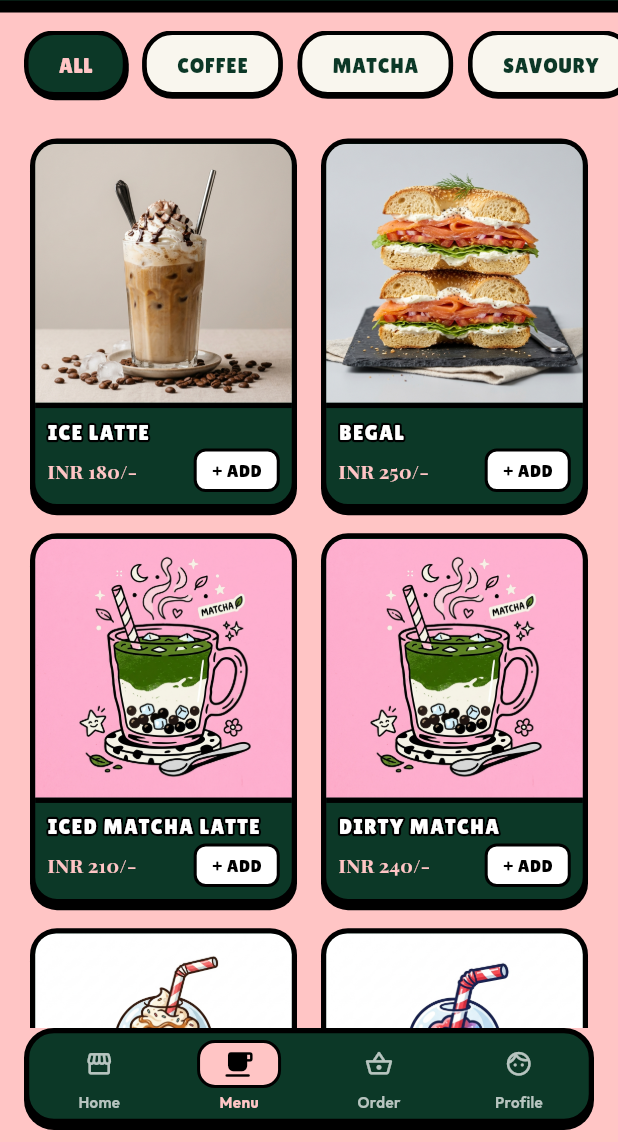
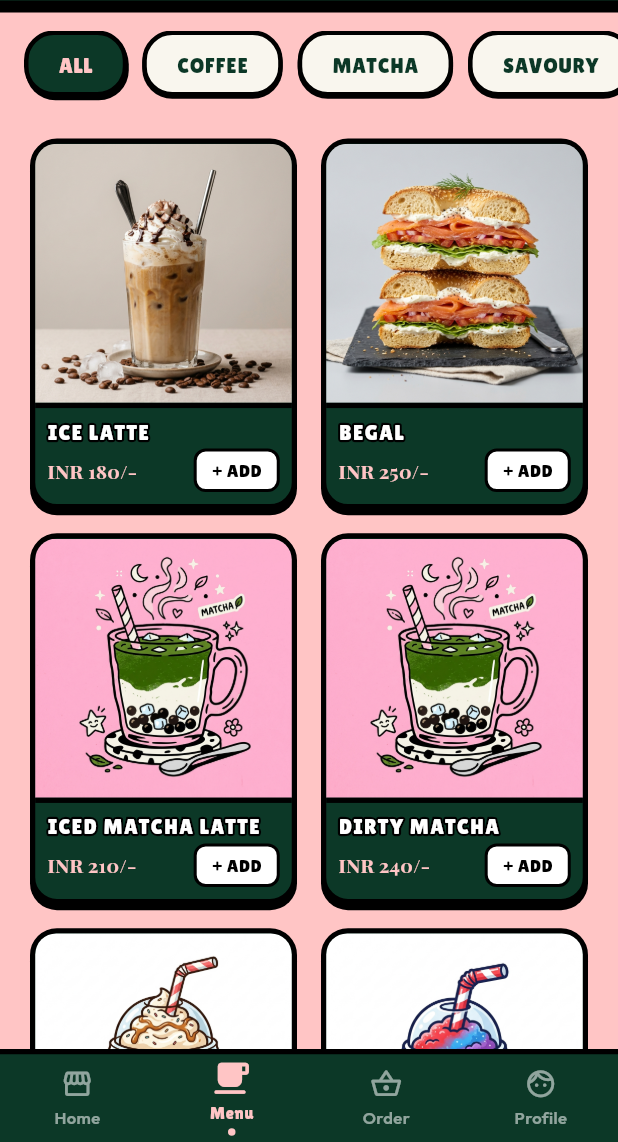
Before and after one commit to tithi0126/Schmucks, a Flutter app: the HomeScreen screen opened directly, item 2 of the bottom bar chosen, on a phone screen of 412 x 824 dp, the part 94-1236 px from its top. Run offline on Flutter 3.47's test engine with Material 3 defaults, Android fonts, the phone set to English and light mode, and no system bars; drawn by our look-alikes of flutter_animate; our stand-ins replace google_fonts, shared_preferences; accounts and stored records are empty.

Commit message:
design(ui): refine navigation bar to use solid full-bleed design with sleek active text/dots

```diff
--- a/lib/features/shop/views/home_screen.dart
+++ b/lib/features/shop/views/home_screen.dart
@@ -1886,19 +1886,13 @@ class _HomeScreenState extends State<HomeScreen> {
   Widget _buildBottomNav() {
     final double bottomPadding = MediaQuery.of(context).padding.bottom;
     return Container(
-      margin: EdgeInsets.fromLTRB(16, 0, 16, bottomPadding > 0 ? bottomPadding : 12),
-      height: 64,
-      decoration: BoxDecoration(
-        color: const Color(0xFF0C3827), // Solid green bottom nav background
-        borderRadius: BorderRadius.circular(20),
-        border: Border.all(color: Colors.black, width: 3.5),
-        boxShadow: const [
-          BoxShadow(
-            color: Colors.black,
-            offset: Offset(0, 4),
-            blurRadius: 0,
-          ),
-        ],
+      height: 62 + bottomPadding,
+      padding: EdgeInsets.only(bottom: bottomPadding),
+      decoration: const BoxDecoration(
+        color: Color(0xFF0C3827), // Solid green bottom nav background
+        border: Border(
+          top: BorderSide(color: Colors.black, width: 3.5),
+        ),
       ),
       child: Row(
         mainAxisAlignment: MainAxisAlignment.spaceAround,
@@ -1931,33 +1925,19 @@ class _HomeScreenState extends State<HomeScreen> {
           children: [
             Stack(
               alignment: Alignment.topRight,
-              children: [
-                AnimatedContainer(
-                  duration: const Duration(milliseconds: 200),
-                  curve: Curves.easeInOut,
-                  padding: EdgeInsets.symmetric(
-                    horizontal: isActive ? 16 : 8,
-                    vertical: isActive ? 4 : 4,
-                  ),
-                  decoration: BoxDecoration(
-                    color: isActive ? const Color(0xFFFFC5C5) : Colors.transparent,
-                    borderRadius: BorderRadius.circular(12),
-                    border: isActive
-                        ? Border.all(color: Colors.black, width: 2.0)
-                        : Border.all(color: Colors.transparent, width: 2.0),
-                  ),
-                  child: Icon(
+              clipBehavior: Clip.none,
+              children: [
+                Icon(
                   isActive ? activeIcon : inactiveIcon,
-                    color: isActive ? Colors.black : Colors.white70,
-                    size: 20,
+                  color: isActive ? const Color(0xFFFFC5C5) : Colors.white.withOpacity(0.55),
+                  size: 24,
                 )
                 .animate(target: isActive ? 1.0 : 0.0)
-                  .scale(begin: const Offset(0.95, 0.95), end: const Offset(1.1, 1.1), duration: 200.ms, curve: Curves.elasticOut),
-                ),
+                .scale(begin: const Offset(0.9, 0.9), end: const Offset(1.15, 1.15), duration: 200.ms, curve: Curves.easeOut),
 
                 if (isCart && _cartTotalItems > 0)
                   Transform.translate(
-                    offset: const Offset(6, -6),
+                    offset: const Offset(8, -6),
                     child: Container(
                       padding: const EdgeInsets.all(3),
                       decoration: BoxDecoration(
@@ -1980,14 +1960,38 @@ class _HomeScreenState extends State<HomeScreen> {
                   .scale(begin: const Offset(0.6, 0.6), end: const Offset(1.0, 1.0), duration: 500.ms, curve: Curves.elasticOut),
               ],
             ),
+            const SizedBox(height: 3),
+
+            if (isActive)
+              Column(
+                mainAxisSize: MainAxisSize.min,
+                children: [
+                  Text(
+                    label,
+                    style: GoogleFonts.lilitaOne(
+                      color: const Color(0xFFFFC5C5),
+                      fontSize: 11,
+                      letterSpacing: 0.5,
+                    ),
+                  ),
                   const SizedBox(height: 2),
-
+                  Container(
+                    width: 5,
+                    height: 5,
+                    decoration: const BoxDecoration(
+                      color: Color(0xFFFFC5C5),
+                      shape: BoxShape.circle,
+                    ),
+                  ),
+                ],
+              )
+            else
               Text(
                 label,
                 style: GoogleFonts.outfit(
-                color: isActive ? const Color(0xFFFFC5C5) : Colors.white70,
-                fontWeight: isActive ? FontWeight.bold : FontWeight.w600,
-                fontSize: 10,
+                  color: Colors.white.withOpacity(0.55),
+                  fontWeight: FontWeight.w600,
+                  fontSize: 11,
                 ),
               ),
           ],
```
Lines whose indentation alone changed are shown as unchanged.
